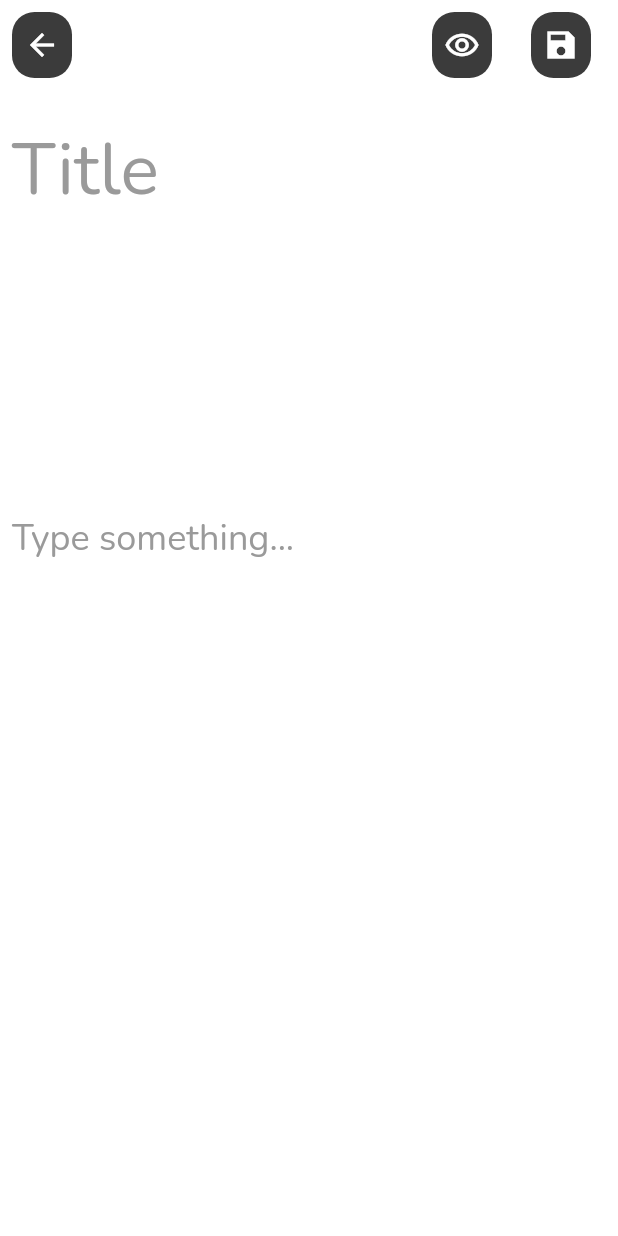
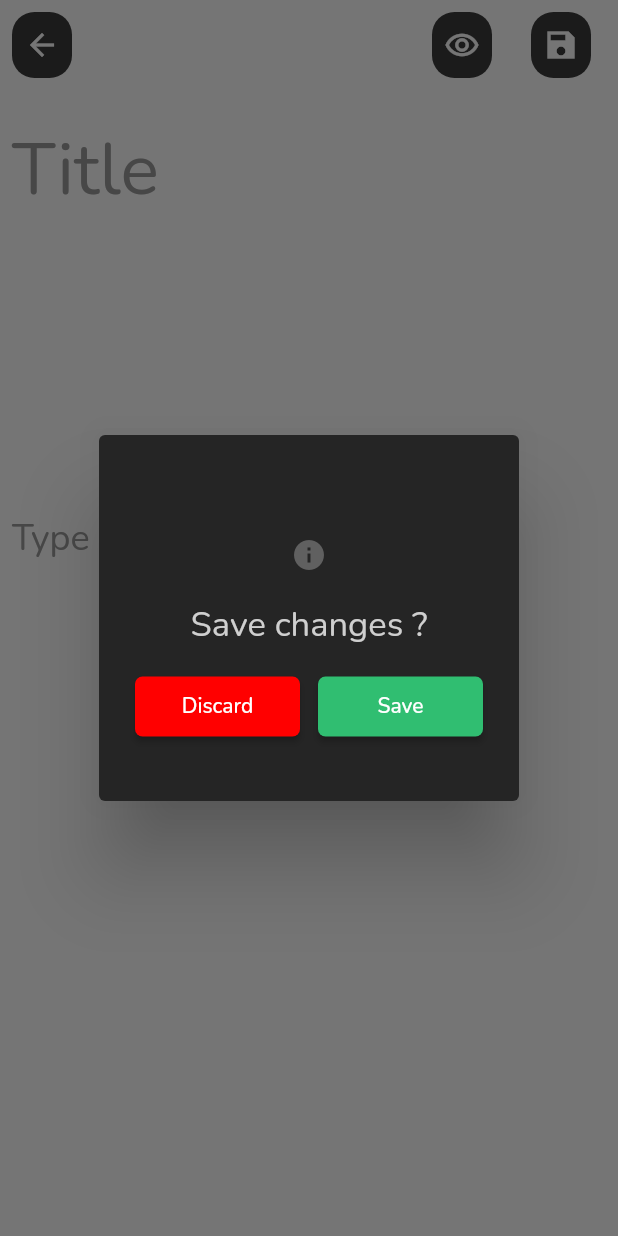
Before and after one commit to Nilav2608/notes_with_firebase, a Flutter app: the AddNote screen opened directly, after a tap on the "save" icon, on a phone screen of 412 x 824 dp. Run offline on Flutter 3.47's test engine with Material 2 defaults, Android fonts, the phone set to English and light mode, and no system bars; our stand-ins replace google_fonts.

Commit message:
add dialog

```diff
--- a/lib/view/pages/add_note_page.dart
+++ b/lib/view/pages/add_note_page.dart
@@ -4,8 +4,14 @@ import 'package:notes_with_firebase/view/utils/save_dialog.dart';
 class AddNote extends StatelessWidget {
   const AddNote({super.key});
 
-
-
+  void saveDialog(context) {
+    showDialog(
+      context: context,
+      builder: (context) {
+        return const SaveDialog();
+      },
+    );
+  }
 
   @override
   Widget build(BuildContext context) {
@@ -51,7 +57,7 @@ class AddNote extends StatelessWidget {
           ),
           GestureDetector(
             onTap: () {
-              SaveDialog();
+              saveDialog(context);
               debugPrint("button pressed");
             },
             child: Padding(
--- /dev/null
+++ b/lib/view/utils/materal_buton.dart
@@ -0,0 +1,29 @@
+import 'package:flutter/material.dart';
+
+// ignore: must_be_immutable
+class Button extends StatelessWidget {
+  VoidCallback onPressed;
+  final Color color;
+  final String text;
+  Button(
+      {super.key,
+      required this.onPressed,
+      required this.color,
+      required this.text});
+
+  @override
+  Widget build(BuildContext context) {
+    return Container(
+      width: 110,
+      height: 40,
+      child: MaterialButton(
+        onPressed: onPressed,
+        color: color,
+        shape: RoundedRectangleBorder(
+          borderRadius: BorderRadius.circular(5)
+        ),
+        child: Text(text, style: const TextStyle(color: Colors.white)),
+      ),
+    );
+  }
+}
--- a/lib/view/utils/save_dialog.dart
+++ b/lib/view/utils/save_dialog.dart
@@ -1,4 +1,5 @@
 import 'package:flutter/material.dart';
+import 'package:notes_with_firebase/view/utils/materal_buton.dart';
 
 class SaveDialog extends StatelessWidget {
   const SaveDialog({super.key});
@@ -7,15 +8,41 @@ class SaveDialog extends StatelessWidget {
   Widget build(BuildContext context) {
     return AlertDialog(
       backgroundColor: const Color(0xFF252525),
-       content: SizedBox(
-         height: 230,
-         child: Column(
-          children: const [
-
-            Icon(Icons.info)
+      content: SizedBox(
+        height: 200,
+        child: Column(
+          mainAxisAlignment: MainAxisAlignment.spaceEvenly,
+          children: [
+            const SizedBox(
+              height: 10,
+            ),
+            const Icon(Icons.info, color: Color(0xFF606060)),
+            // const SizedBox(
+            //   height: 20,
+            // ),
+            const Text(
+              "Save changes ?",
+              style: TextStyle(color: Color(0xFFCFCFCF), fontSize: 23),
+            ),
+            // const SizedBox(
+            //   height: 20,
+            // ),
+            Row(
+              mainAxisAlignment: MainAxisAlignment.spaceBetween,
+              children: [
+                Button(
+                    onPressed: () => Navigator.of(context).pop(),
+                    color: const Color(0xFFFF0000),
+                    text: "Discard"),
+                Button(
+                    onPressed: () {},
+                    color: const Color(0xFF30BE71),
+                    text: "Save")
+              ],
+            )
           ],
-         ),
-       ),
+        ),
+      ),
     );
   }
 }
```
